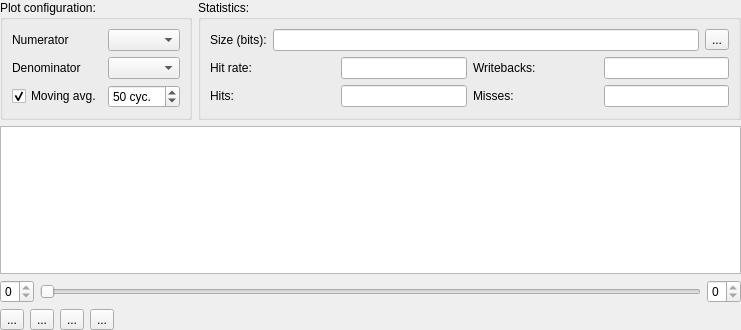
This is src/cachesim/cacheplotwidget.ui in mortbopet/Ripes as Qt 5 draws it before an edit. The edited form follows.
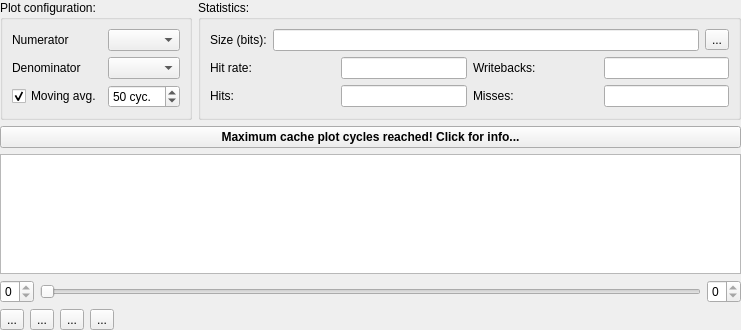
This is the edited form. Custom widgets are drawn as their Qt base class.

Commit message: Implement a maximum for # of cache access cycles to plot

```diff
--- a/src/cachesim/cacheplotwidget.ui
+++ b/src/cachesim/cacheplotwidget.ui
@@ -27,7 +27,7 @@
     <number>0</number>
    </property>
    <item row="0" column="0">
-    <layout class="QVBoxLayout" name="verticalLayout_2" stretch="0,1,0,0">
+    <layout class="QVBoxLayout" name="verticalLayout_2" stretch="0,0,1,0,0">
      <item>
       <layout class="QHBoxLayout" name="horizontalLayout">
        <item>
@@ -256,6 +256,19 @@
        </item>
       </layout>
      </item>
+     <item>
+      <widget class="QPushButton" name="maxCyclesButton">
+       <property name="font">
+        <font>
+         <weight>75</weight>
+         <bold>true</bold>
+        </font>
+       </property>
+       <property name="text">
+        <string>Maximum cache plot cycles reached! Click for info...</string>
+       </property>
+      </widget>
+     </item>
      <item>
       <widget class="CachePlotView" name="plotView"/>
      </item>
```
The commit also changes 6 other files.
